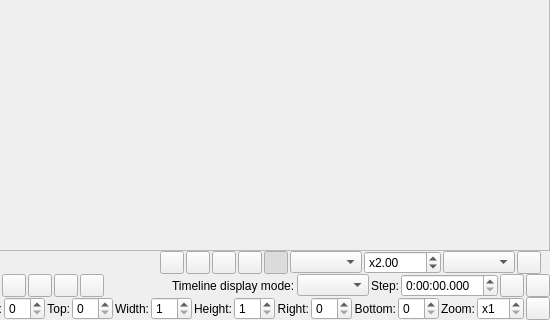
Qt form src/preview/previewdialog.ui (YomikoR/VapourSynth-Editor) before a commit; both pictures show x 383 to 933 and y 332 to 652 of the 933 by 652 pixel window.
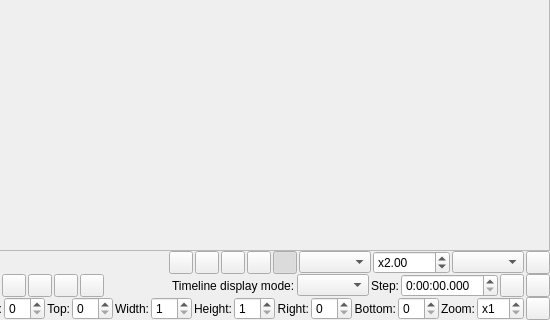
The same form after that commit. Custom widgets are drawn as their Qt base class.

Commit message: Temporary replacement of colour picker panel with tooltip. TODO: write a better tooltip that follows the pointer.

The edit to the form file:
```diff
--- a/src/preview/previewdialog.ui
+++ b/src/preview/previewdialog.ui
@@ -219,13 +219,6 @@
         </property>
        </widget>
       </item>
-      <item>
-       <widget class="QLabel" name="colorPickerLabel">
-        <property name="text">
-         <string/>
-        </property>
-       </widget>
-      </item>
      </layout>
      <zorder>colorPickerButton</zorder>
      <zorder>frameNumberSlider</zorder>
```
Left out of the diff: 1 changed line with no effect on the pictures. The commit also changes 1 other file.
